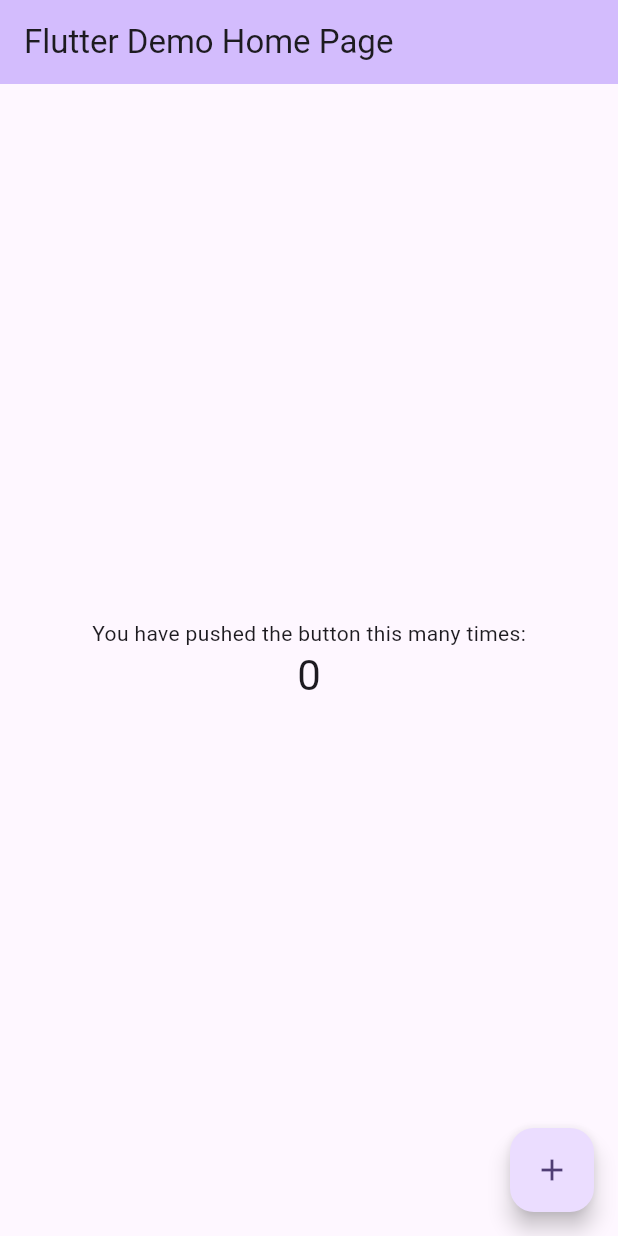
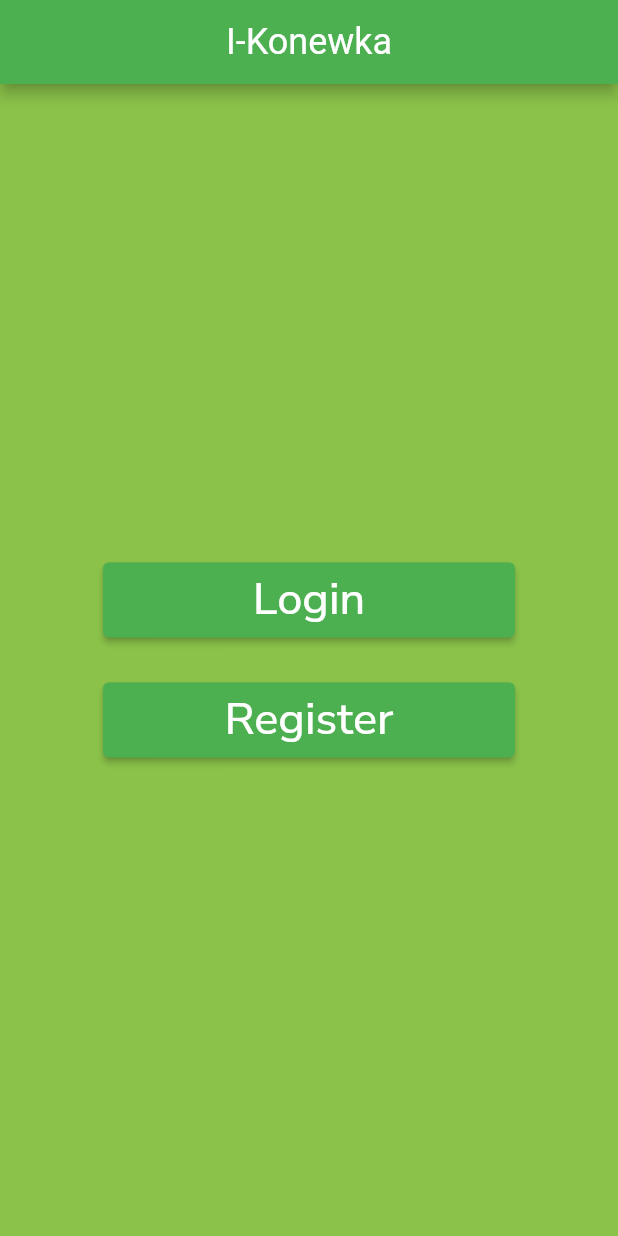
Before and after one commit to kowaleuro/i-konewka-Frontend, a Flutter app: the screen it shows after launch, on a phone screen of 412 x 824 dp. Run offline on Flutter 3.47's test engine with Material 2 defaults, Android fonts, the phone set to English and light mode, and no system bars; our stand-ins replace google_fonts.

Commit message:
Reusables and first screen

```diff
--- /dev/null
+++ b/lib/App.dart
@@ -0,0 +1,31 @@
+import 'package:flutter/material.dart';
+import 'package:i_konewka_app/main.dart';
+import 'package:i_konewka_app/screens/LoginScreen.dart';
+import 'package:i_konewka_app/screens/StartScreen.dart';
+import 'package:i_konewka_app/screens/elements/AppTheme.dart';
+import 'package:i_konewka_app/screens/elements/Bar.dart';
+
+class App extends StatelessWidget {
+  App({Key? key}) : super(key: key);
+
+  final String title = 'I-Konewka';
+
+  @override
+  Widget build(BuildContext context) {
+    return MaterialApp(
+      title: title,
+      theme: AppTheme.theme,
+      home: Scaffold(
+        appBar: Bar(title: title,),
+        body: StartScreen(title: title,),
+      ),
+      navigatorKey: navigatorKey,
+      routes:{
+        StartScreen.routeName: (context) =>
+             StartScreen(title: title),
+        LoginScreen.routeName: (context) =>
+            const LoginScreen(),
+      }
+    );
+  }
+}
--- a/lib/main.dart
+++ b/lib/main.dart
@@ -1,125 +1,17 @@
 import 'package:flutter/material.dart';
+import 'package:i_konewka_app/App.dart';
 
 void main() {
   runApp(const MyApp());
 }
 
+final GlobalKey<NavigatorState> navigatorKey = GlobalKey<NavigatorState>();
+
 class MyApp extends StatelessWidget {
   const MyApp({super.key});
 
-  // This widget is the root of your application.
   @override
   Widget build(BuildContext context) {
-    return MaterialApp(
-      title: 'Flutter Demo',
-      theme: ThemeData(
-        // This is the theme of your application.
-        //
-        // TRY THIS: Try running your application with "flutter run". You'll see
-        // the application has a blue toolbar. Then, without quitting the app,
-        // try changing the seedColor in the colorScheme below to Colors.green
-        // and then invoke "hot reload" (save your changes or press the "hot
-        // reload" button in a Flutter-supported IDE, or press "r" if you used
-        // the command line to start the app).
-        //
-        // Notice that the counter didn't reset back to zero; the application
-        // state is not lost during the reload. To reset the state, use hot
-        // restart instead.
-        //
-        // This works for code too, not just values: Most code changes can be
-        // tested with just a hot reload.
-        colorScheme: ColorScheme.fromSeed(seedColor: Colors.deepPurple),
-        useMaterial3: true,
-      ),
-      home: const MyHomePage(title: 'Flutter Demo Home Page'),
-    );
+    return App();
   }
 }
-
-class MyHomePage extends StatefulWidget {
-  const MyHomePage({super.key, required this.title});
-
-  // This widget is the home page of your application. It is stateful, meaning
-  // that it has a State object (defined below) that contains fields that affect
-  // how it looks.
-
-  // This class is the configuration for the state. It holds the values (in this
-  // case the title) provided by the parent (in this case the App widget) and
-  // used by the build method of the State. Fields in a Widget subclass are
-  // always marked "final".
-
-  final String title;
-
-  @override
-  State<MyHomePage> createState() => _MyHomePageState();
-}
-
-class _MyHomePageState extends State<MyHomePage> {
-  int _counter = 0;
-
-  void _incrementCounter() {
-    setState(() {
-      // This call to setState tells the Flutter framework that something has
-      // changed in this State, which causes it to rerun the build method below
-      // so that the display can reflect the updated values. If we changed
-      // _counter without calling setState(), then the build method would not be
-      // called again, and so nothing would appear to happen.
-      _counter++;
-    });
-  }
-
-  @override
-  Widget build(BuildContext context) {
-    // This method is rerun every time setState is called, for instance as done
-    // by the _incrementCounter method above.
-    //
-    // The Flutter framework has been optimized to make rerunning build methods
-    // fast, so that you can just rebuild anything that needs updating rather
-    // than having to individually change instances of widgets.
-    return Scaffold(
-      appBar: AppBar(
-        // TRY THIS: Try changing the color here to a specific color (to
-        // Colors.amber, perhaps?) and trigger a hot reload to see the AppBar
-        // change color while the other colors stay the same.
-        backgroundColor: Theme.of(context).colorScheme.inversePrimary,
-        // Here we take the value from the MyHomePage object that was created by
-        // the App.build method, and use it to set our appbar title.
-        title: Text(widget.title),
-      ),
-      body: Center(
-        // Center is a layout widget. It takes a single child and positions it
-        // in the middle of the parent.
-        child: Column(
-          // Column is also a layout widget. It takes a list of children and
-          // arranges them vertically. By default, it sizes itself to fit its
-          // children horizontally, and tries to be as tall as its parent.
-          //
-          // Column has various properties to control how it sizes itself and
-          // how it positions its children. Here we use mainAxisAlignment to
-          // center the children vertically; the main axis here is the vertical
-          // axis because Columns are vertical (the cross axis would be
-          // horizontal).
-          //
-          // TRY THIS: Invoke "debug painting" (choose the "Toggle Debug Paint"
-          // action in the IDE, or press "p" in the console), to see the
-          // wireframe for each widget.
-          mainAxisAlignment: MainAxisAlignment.center,
-          children: <Widget>[
-            const Text(
-              'You have pushed the button this many times:',
-            ),
-            Text(
-              '$_counter',
-              style: Theme.of(context).textTheme.headlineMedium,
-            ),
-          ],
-        ),
-      ),
-      floatingActionButton: FloatingActionButton(
-        onPressed: _incrementCounter,
-        tooltip: 'Increment',
-        child: const Icon(Icons.add),
-      ), // This trailing comma makes auto-formatting nicer for build methods.
-    );
-  }
-}
--- /dev/null
+++ b/lib/screens/HomeScreen.dart
@@ -0,0 +1,49 @@
+import 'package:flutter/material.dart';
+
+class HomeScreen extends StatefulWidget {
+  const HomeScreen({super.key});
+
+  static const routeName = '/HomeScreen';
+
+  @override
+  State<HomeScreen> createState() => _HomeState();
+}
+
+class _HomeState extends State<HomeScreen> {
+  int _counter = 0;
+
+  void _incrementCounter() {
+    setState(() {
+      _counter++;
+    });
+  }
+
+  @override
+  Widget build(BuildContext context) {
+    return Scaffold(
+      appBar: AppBar(
+        backgroundColor: Theme.of(context).colorScheme.inversePrimary,
+        title: const Text('Home'),
+      ),
+      body: Center(
+        child: Column(
+          mainAxisAlignment: MainAxisAlignment.center,
+          children: <Widget>[
+            const Text(
+              'You have pushed the button this many times:',
+            ),
+            Text(
+              '$_counter',
+              style: Theme.of(context).textTheme.headlineMedium,
+            ),
+          ],
+        ),
+      ),
+      floatingActionButton: FloatingActionButton(
+        onPressed: _incrementCounter,
+        tooltip: 'Increment',
+        child: const Icon(Icons.add),
+      ), // This trailing comma makes auto-formatting nicer for build methods.
+    );
+  }
+}
--- /dev/null
+++ b/lib/screens/LoginScreen.dart
@@ -0,0 +1,15 @@
+import 'package:flutter/material.dart';
+
+class LoginScreen extends StatefulWidget{
+
+  const LoginScreen({super.key});
+
+  static const routeName = '/HomeScreen';
+
+  @override
+  State<StatefulWidget> createState() {
+    // TODO: implement createState
+    throw UnimplementedError();
+  }
+
+}
--- /dev/null
+++ b/lib/screens/StartScreen.dart
@@ -0,0 +1,30 @@
+import 'package:flutter/material.dart';
+import 'package:i_konewka_app/screens/LoginScreen.dart';
+import 'package:i_konewka_app/screens/elements/WhiteButton.dart';
+
+import '../main.dart';
+
+class StartScreen extends StatelessWidget {
+
+  const StartScreen({super.key, required this.title});
+
+  final String title;
+
+  static const routeName = '/StartScreen';
+
+  @override
+  Widget build(BuildContext context) {
+
+    Size size = MediaQuery.of(context).size;
+    return Center(
+        child: Wrap(
+          alignment: WrapAlignment.center,
+          runSpacing: 30,
+          children:[
+            CustomButton(fontSize: 30,height: 50,width: size.width/1.5,onPressed: (){navigatorKey.currentState?.pushNamed(LoginScreen.routeName);} ,textButton: 'Login',),
+            CustomButton(fontSize: 30,height: 50,width: size.width/1.5,onPressed: (){} ,textButton: 'Register',),
+          ],
+        )
+      );
+  }
+}
--- /dev/null
+++ b/lib/screens/elements/AppTheme.dart
@@ -0,0 +1,48 @@
+import 'package:flutter/material.dart';
+import 'package:google_fonts/google_fonts.dart';
+
+class AppTheme {
+  AppTheme._();
+
+  static const _whiteColor = Colors.white;
+  static const _lightGreenColor = Colors.lightGreen;
+  static const _greenColor = Colors.green;
+  static const _blackColor = Colors.black;
+
+  static final ThemeData theme = ThemeData(
+
+    textTheme: GoogleFonts.nunitoSansTextTheme(
+      const TextTheme(
+          bodySmall: TextStyle(
+              color: _whiteColor,
+              fontSize: 10,
+          ),
+          bodyMedium: TextStyle(
+              color: _whiteColor,
+              fontSize: 14
+          ),
+          bodyLarge: TextStyle(
+              color: _whiteColor,
+              fontSize: 24
+          ),
+          labelLarge: TextStyle(
+              color: _blackColor,
+          ),
+      )
+    ),
+    appBarTheme: const AppBarTheme(
+      titleTextStyle: TextStyle(
+          color: _whiteColor,
+          fontSize: 24
+      ),
+      color: _greenColor,
+      iconTheme: IconThemeData(color: _whiteColor)
+    ),
+
+    scaffoldBackgroundColor: _lightGreenColor,
+
+    colorScheme: const ColorScheme.light(
+      primary: _lightGreenColor
+    )
+  );
+}
--- /dev/null
+++ b/lib/screens/elements/Bar.dart
@@ -0,0 +1,20 @@
+import 'package:flutter/material.dart';
+
+class Bar extends StatelessWidget implements PreferredSizeWidget{
+  const Bar({super.key, required this.title});
+
+  final String title;
+
+  @override
+  Widget build(BuildContext context) {
+    return AppBar(
+      title: Text(title),
+      centerTitle: true,
+    );
+  }
+
+  @override
+  // TODO: implement preferredSize
+  Size get preferredSize => const Size.fromHeight(kToolbarHeight);
+
+}
--- /dev/null
+++ b/lib/screens/elements/WhiteButton.dart
@@ -0,0 +1,43 @@
+import 'package:flutter/material.dart';
+import 'package:google_fonts/google_fonts.dart';
+
+class CustomButton extends StatelessWidget {
+  const CustomButton(
+  {
+    required this.height,
+    required this.width,
+    required this.fontSize,
+    super.key,
+    required this.onPressed,
+    required this.textButton,
+  });
+
+  final double height;
+  final double width;
+  final double fontSize;
+  final void Function()? onPressed;
+  final String textButton;
+  final colorWhite = Colors.white;
+  final colorGreen = Colors.green;
+
+  @override
+  Widget build(BuildContext context) {
+    return ElevatedButton(
+        onPressed: onPressed,
+        style: ElevatedButton.styleFrom(
+          minimumSize: Size(width, height),
+          backgroundColor: colorGreen,
+        ),
+        child: Text(
+          textButton,
+          style:GoogleFonts.nunitoSans(
+            textStyle: TextStyle(
+              color: colorWhite,
+              fontSize: fontSize
+            )
+          ),
+        )
+    );
+  }
+
+}
--- a/pubspec.yaml
+++ b/pubspec.yaml
@@ -35,6 +35,7 @@ dependencies:
   # The following adds the Cupertino Icons font to your application.
   # Use with the CupertinoIcons class for iOS style icons.
   cupertino_icons: ^1.0.2
+  google_fonts: ^6.1.0
 
 dev_dependencies:
   flutter_test:
```
Also changed, not shown: lib/screens/elements/Body.dart (added), pubspec.lock.
